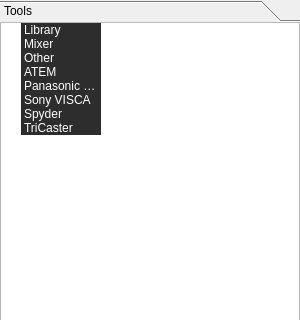
Above: src/Widgets/Library/LibraryWidget.ui from CasparCG/client before the change; both pictures show x 0 to 300 and y 0 to 320 of the 300 by 600 pixel window. Below: the same form after it.
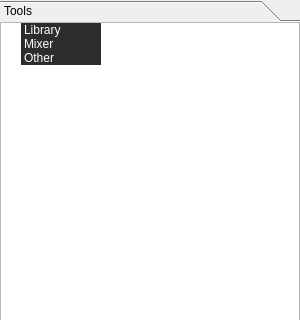
That is the form after the change. Custom widgets are drawn as their Qt base class.

What changed in the file:
```diff
--- a/src/Widgets/Library/LibraryWidget.ui
+++ b/src/Widgets/Library/LibraryWidget.ui
@@ -100,7 +100,7 @@
         <x>0</x>
         <y>0</y>
         <width>300</width>
-        <height>388</height>
+        <height>390</height>
        </rect>
       </property>
       <attribute name="label">
@@ -265,121 +265,6 @@
            <set>ItemIsSelectable|ItemIsUserCheckable|ItemIsEnabled</set>
           </property>
          </item>
-         <item>
-          <property name="text">
-           <string>ATEM</string>
-          </property>
-          <property name="background">
-           <brush brushstyle="SolidPattern">
-            <color alpha="255">
-             <red>45</red>
-             <green>45</green>
-             <blue>45</blue>
-            </color>
-           </brush>
-          </property>
-          <property name="foreground">
-           <brush brushstyle="SolidPattern">
-            <color alpha="255">
-             <red>255</red>
-             <green>255</green>
-             <blue>255</blue>
-            </color>
-           </brush>
-          </property>
-         </item>
-         <item>
-          <property name="text">
-           <string>Panasonic PTZ</string>
-          </property>
-          <property name="background">
-           <brush brushstyle="SolidPattern">
-            <color alpha="255">
-             <red>45</red>
-             <green>45</green>
-             <blue>45</blue>
-            </color>
-           </brush>
-          </property>
-          <property name="foreground">
-           <brush brushstyle="SolidPattern">
-            <color alpha="255">
-             <red>255</red>
-             <green>255</green>
-             <blue>255</blue>
-            </color>
-           </brush>
-          </property>
-         </item>
-         <item>
-          <property name="text">
-           <string>Sony VISCA</string>
-          </property>
-          <property name="background">
-           <brush brushstyle="SolidPattern">
-            <color alpha="255">
-             <red>45</red>
-             <green>45</green>
-             <blue>45</blue>
-            </color>
-           </brush>
-          </property>
-          <property name="foreground">
-           <brush brushstyle="SolidPattern">
-            <color alpha="255">
-             <red>255</red>
-             <green>255</green>
-             <blue>255</blue>
-            </color>
-           </brush>
-          </property>
-         </item>
-         <item>
-          <property name="text">
-           <string>Spyder</string>
-          </property>
-          <property name="background">
-           <brush brushstyle="SolidPattern">
-            <color alpha="255">
-             <red>45</red>
-             <green>45</green>
-             <blue>45</blue>
-            </color>
-           </brush>
-          </property>
-          <property name="foreground">
-           <brush brushstyle="SolidPattern">
-            <color alpha="255">
-             <red>255</red>
-             <green>255</green>
-             <blue>255</blue>
-            </color>
-           </brush>
-          </property>
-         </item>
-         <item>
-          <property name="text">
-           <string>TriCaster</string>
-          </property>
-          <property name="background">
-           <brush brushstyle="SolidPattern">
-            <color alpha="255">
-             <red>45</red>
-             <green>45</green>
-             <blue>45</blue>
-            </color>
-           </brush>
-          </property>
-          <property name="foreground">
-           <brush brushstyle="SolidPattern">
-            <color alpha="255">
-             <red>255</red>
-             <green>255</green>
-             <blue>255</blue>
-            </color>
-           </brush>
-          </property>
-         </item>
         </widget>
        </item>
       </layout>
```
Left out of the diff: 24 changed lines with no effect on the pictures.
